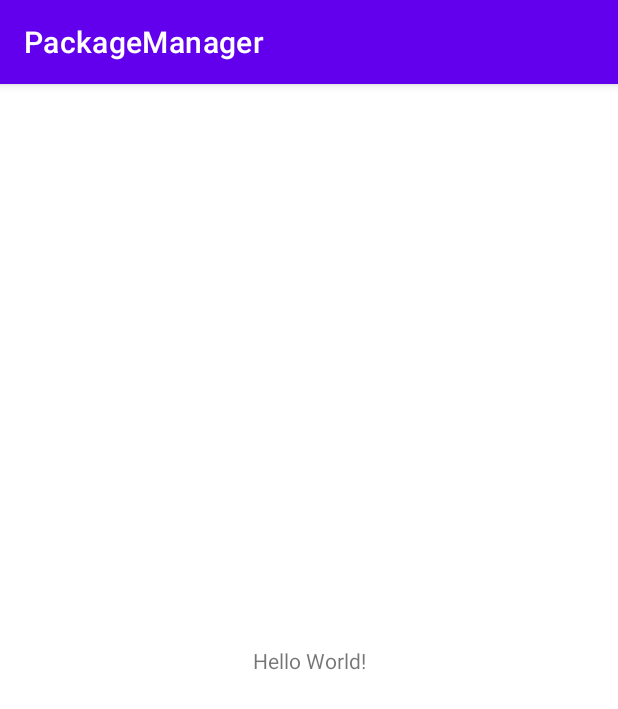
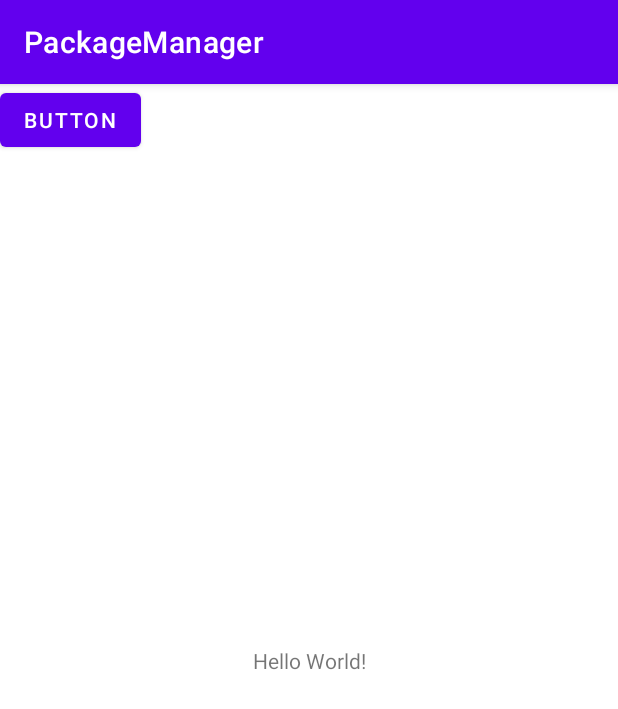
Before and after one commit to kj27july/PackageManager, an Android app: the screen it shows after launch (MainActivity), on a phone screen of 412 x 824 dp. Shown: the top 709 px of the screen. Run offline under Robolectric (Android 15) with nearby library versions, the phone set to English and light mode, and no system bars; 1 statement that could not run was skipped.

Commit message:
unistall added5

```diff
--- a/app/src/main/java/com/example/packagemanager/PackageManager.kt
+++ b/app/src/main/java/com/example/packagemanager/PackageManager.kt
@@ -1,8 +1,5 @@
 package com.example.packagemanager
 
 class PackageManager {
-    companion object{
-//fdjfdkfhdjkfdhkj
-       //fdfjdfhskfdfjd
-    }
+
 }
--- a/app/src/main/res/layout/activity_main.xml
+++ b/app/src/main/res/layout/activity_main.xml
@@ -15,4 +15,12 @@
         app:layout_constraintRight_toRightOf="parent"
         app:layout_constraintTop_toTopOf="parent" />
 
+    <Button
+        android:id="@+id/button"
+        android:layout_width="wrap_content"
+        android:layout_height="wrap_content"
+        android:text="Button"
+        tools:layout_editor_absoluteX="217dp"
+        tools:layout_editor_absoluteY="198dp" />
+
 </androidx.constraintlayout.widget.ConstraintLayout>
```
